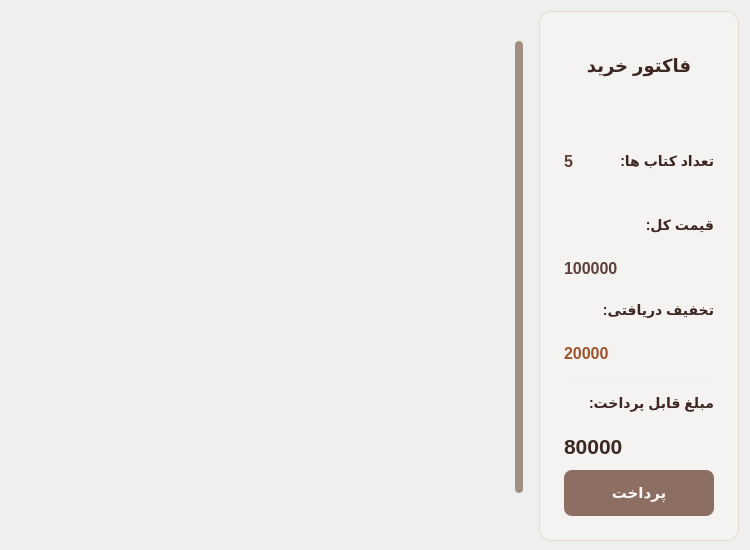
Onyx1907/Lumina-EBook-Platform, file Client/user/cartwidget.ui: the form before one commit.
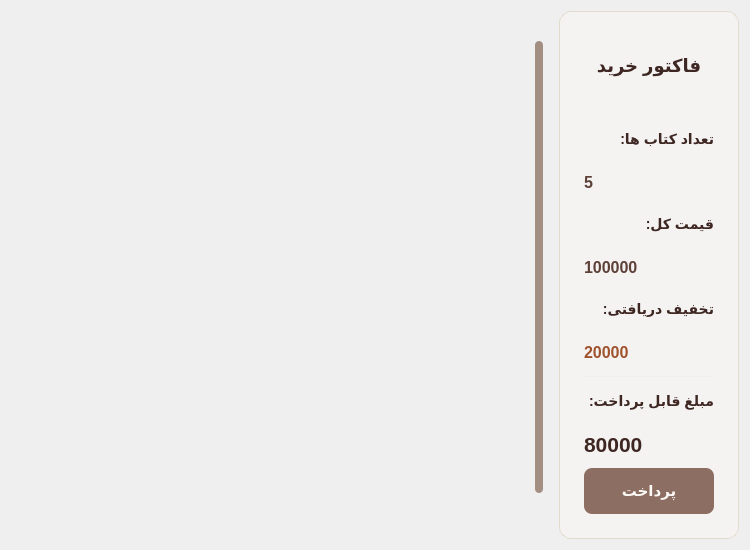
The form after the commit. Icons and pictures are not drawn.

Commit message: fix(cart): add fake data test, fix card layout, handle book click signal, and fix delete button

Patch:
```diff
--- a/Client/user/cartwidget.ui
+++ b/Client/user/cartwidget.ui
@@ -124,13 +124,13 @@
     <widget class="QFrame" name="invoice_frame">
      <property name="minimumSize">
       <size>
-       <width>200</width>
-       <height>530</height>
+       <width>180</width>
+       <height>500</height>
       </size>
      </property>
      <property name="maximumSize">
       <size>
-       <width>530</width>
+       <width>200</width>
        <height>16777215</height>
       </size>
      </property>
@@ -236,18 +236,18 @@
        </widget>
       </item>
       <item>
-       <layout class="QHBoxLayout" name="count_Layout">
+       <layout class="QVBoxLayout" name="verticalLayout_2">
         <item>
-         <widget class="QLabel" name="count_label">
+         <widget class="QLabel" name="label">
           <property name="text">
-           <string>5</string>
+           <string>تعداد کتاب ها:</string>
           </property>
          </widget>
         </item>
         <item>
-         <widget class="QLabel" name="label">
+         <widget class="QLabel" name="count_label">
           <property name="text">
-           <string>تعداد کتاب ها:</string>
+           <string>5</string>
           </property>
          </widget>
         </item>
```
Left out of the diff: 2 changed lines with no effect on the pictures. The commit also changes 6 other files.
